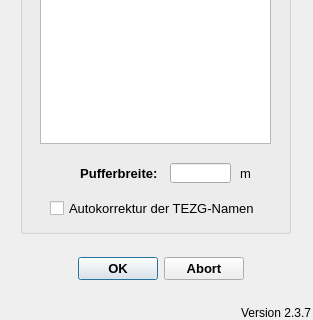
First picture: the form in qkan/linkflaechen/res/application_assigntgeb.ui, repository hoettges/QKan, before the edit; both pictures show x 0 to 313 and y 207 to 527 of the 313 by 527 pixel window.
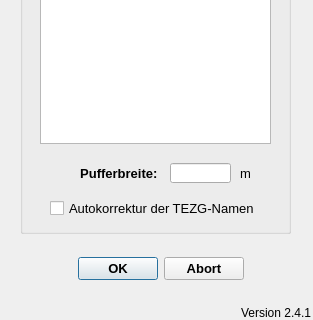
Second picture: the form after the edit.

Patch:
```diff
--- a/qkan/linkflaechen/res/application_assigntgeb.ui
+++ b/qkan/linkflaechen/res/application_assigntgeb.ui
@@ -247,7 +247,7 @@
     <string>Version QKan Import</string>
    </property>
    <property name="text">
-    <string>Version 2.3.7</string>
+    <string>Version 2.4.1</string>
    </property>
    <property name="alignment">
     <set>Qt::AlignRight|Qt::AlignTrailing|Qt::AlignVCenter</set>
```
